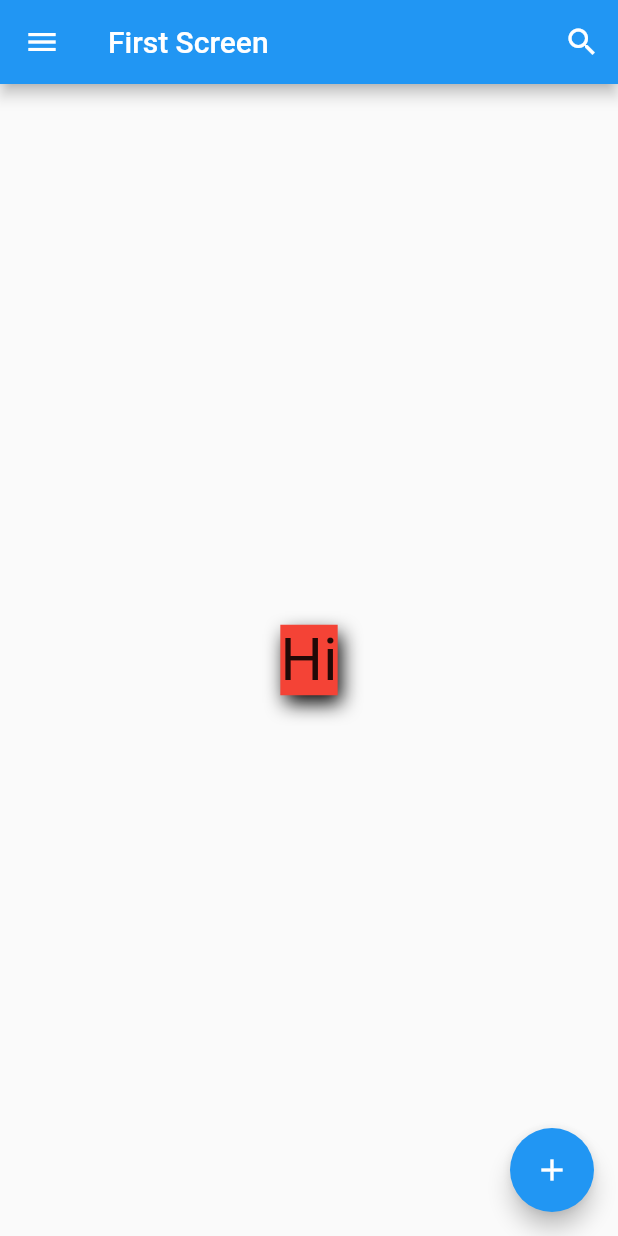
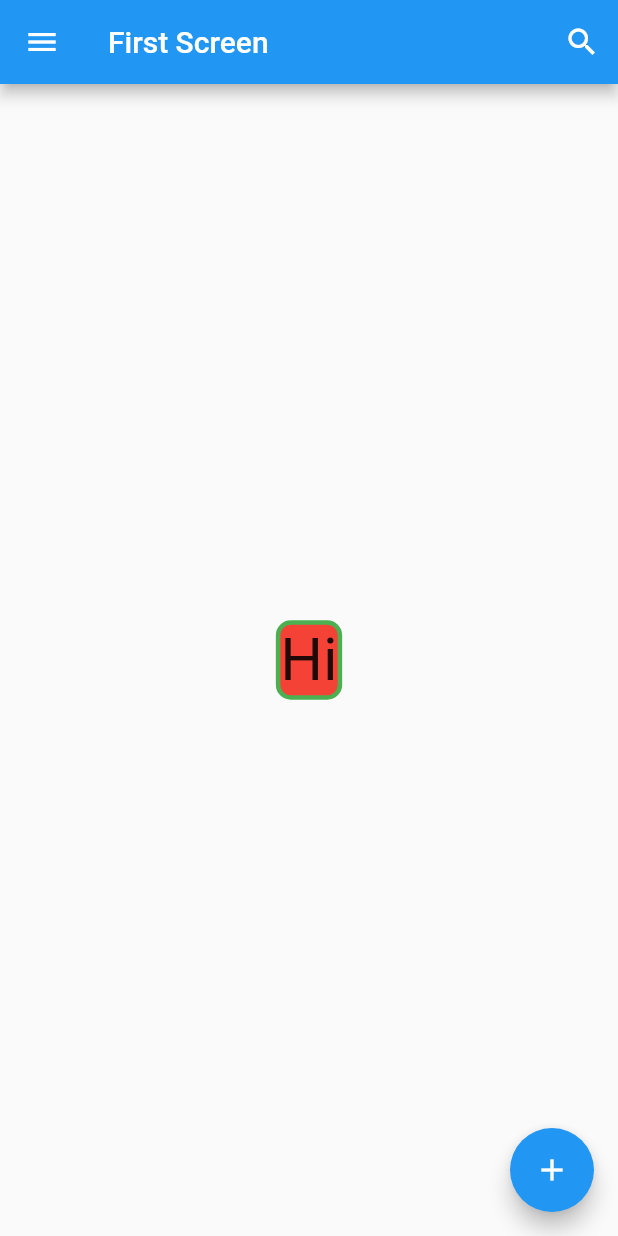
Before and after one commit to titikkoma88/dicoding_flutter, a Flutter app: the screen it shows after launch, on a phone screen of 412 x 824 dp. Run offline on Flutter 3.47's test engine with Material 2 defaults, Android fonts, the phone set to English and light mode, and no system bars.

Commit message:
Container, dekorasi container border

```diff
--- a/lib/main.dart
+++ b/lib/main.dart
@@ -46,13 +46,8 @@ class FirstScreen extends StatelessWidget {
           child: Text('Hi', style: TextStyle(fontSize: 40)),
           decoration: BoxDecoration(
             color: Colors.red,
-            boxShadow: [
-              BoxShadow(
-                color: Colors.black,
-                offset: Offset(3, 6),
-                blurRadius: 10,
-              ),
-            ],
+            border: Border.all(color: Colors.green, width: 3),
+            borderRadius: BorderRadius.circular(10),
           ),
         ),
       ),
```
